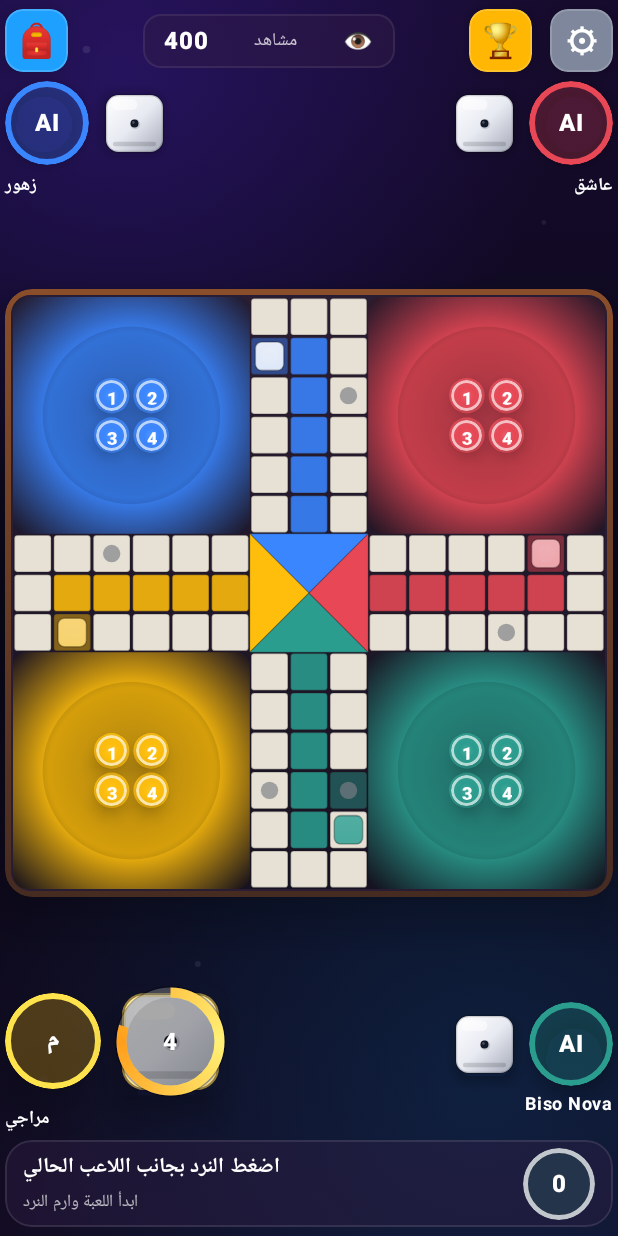
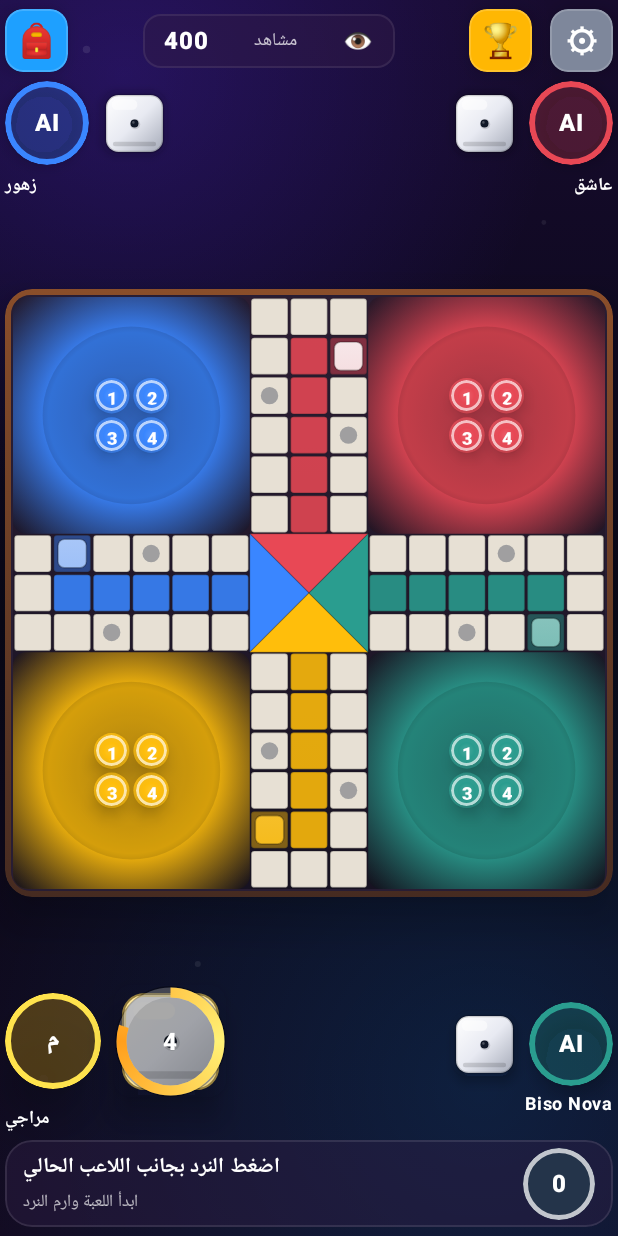
Before and after one commit to hamza2234/New, an Android app built with Jetpack Compose: the screen it shows after launch (MainActivity), after a tap on "ابدأ", on a phone screen of 412 x 824 dp. Run offline under Robolectric (Android 15) with nearby library versions, the phone set to English and light mode, and no system bars; 3 other taps on this screen came first.

```diff
--- a/app/src/main/java/com/example/ludo/LudoGameEngine.kt
+++ b/app/src/main/java/com/example/ludo/LudoGameEngine.kt
@@ -260,6 +260,6 @@ class LudoGameEngine(
         const val MAX_ROLLS_WITHOUT_SIX = 6
         const val MAX_CONSECUTIVE_SIXES = 3
         const val BLOCK_SIZE = 2
-        val SAFE_TRACK_CELLS = setOf(1, 9, 14, 22, 27, 35, 40, 47)
+        val SAFE_TRACK_CELLS = setOf(2, 8, 15, 21, 28, 34, 41, 47)
     }
 }
--- a/app/src/main/java/com/example/ludo/LudoModels.kt
+++ b/app/src/main/java/com/example/ludo/LudoModels.kt
@@ -10,10 +10,10 @@ enum class LudoPlayerColor(
     val startCell: Int,
     val argb: Long,
 ) {
-    Yellow("الأصفر", startCell = 9, argb = 0xFFFFBE0B),
-    Blue("الأزرق", startCell = 22, argb = 0xFF3A86FF),
-    Red("الأحمر", startCell = 35, argb = 0xFFE84855),
-    Green("الأخضر", startCell = 47, argb = 0xFF2A9D8F),
+    Yellow("الأصفر", startCell = 0, argb = 0xFFFFBE0B),
+    Blue("الأزرق", startCell = 13, argb = 0xFF3A86FF),
+    Red("الأحمر", startCell = 26, argb = 0xFFE84855),
+    Green("الأخضر", startCell = 39, argb = 0xFF2A9D8F),
 }
 
 data class LudoPlayer(
--- a/app/src/main/java/com/example/ludo/LudoScreen.kt
+++ b/app/src/main/java/com/example/ludo/LudoScreen.kt
@@ -1460,10 +1460,10 @@ private fun androidx.compose.ui.graphics.drawscope.DrawScope.drawPremiumBoard()
         )
     }
 
-    drawTriangleCenter(cell, LudoPlayerColor.Blue.toColor(), top = true)
-    drawTriangleCenter(cell, LudoPlayerColor.Yellow.toColor(), left = true)
-    drawTriangleCenter(cell, LudoPlayerColor.Green.toColor(), bottom = true)
-    drawTriangleCenter(cell, LudoPlayerColor.Red.toColor(), right = true)
+    drawTriangleCenter(cell, LudoPlayerColor.Red.toColor(), top = true)
+    drawTriangleCenter(cell, LudoPlayerColor.Blue.toColor(), left = true)
+    drawTriangleCenter(cell, LudoPlayerColor.Yellow.toColor(), bottom = true)
+    drawTriangleCenter(cell, LudoPlayerColor.Green.toColor(), right = true)
 }
 
 private fun androidx.compose.ui.graphics.drawscope.DrawScope.drawBoardCell(
@@ -1570,16 +1570,16 @@ private object LudoBoardLayout {
 
     val homeLanes = mapOf(
         LudoPlayerColor.Blue to listOf(
+            GridCell(1, 7), GridCell(2, 7), GridCell(3, 7), GridCell(4, 7), GridCell(5, 7), GridCell(6, 7),
+        ),
+        LudoPlayerColor.Red to listOf(
             GridCell(7, 1), GridCell(7, 2), GridCell(7, 3), GridCell(7, 4), GridCell(7, 5), GridCell(7, 6),
         ),
-        LudoPlayerColor.Red to listOf(
+        LudoPlayerColor.Green to listOf(
             GridCell(13, 7), GridCell(12, 7), GridCell(11, 7), GridCell(10, 7), GridCell(9, 7), GridCell(8, 7),
         ),
-        LudoPlayerColor.Green to listOf(
+        LudoPlayerColor.Yellow to listOf(
             GridCell(7, 13), GridCell(7, 12), GridCell(7, 11), GridCell(7, 10), GridCell(7, 9), GridCell(7, 8),
-        ),
-        LudoPlayerColor.Yellow to listOf(
-            GridCell(1, 7), GridCell(2, 7), GridCell(3, 7), GridCell(4, 7), GridCell(5, 7), GridCell(6, 7),
         ),
     )
 
@@ -1598,13 +1598,13 @@ private object LudoBoardLayout {
     )
 
     val doorPoints = mapOf(
-        LudoPlayerColor.Blue to BoardPoint(6.5f, 1.5f),
-        LudoPlayerColor.Red to BoardPoint(13.5f, 6.5f),
-        LudoPlayerColor.Green to BoardPoint(8.5f, 13.5f),
-        LudoPlayerColor.Yellow to BoardPoint(1.5f, 8.5f),
+        LudoPlayerColor.Yellow to BoardPoint(6.5f, 13.5f),
+        LudoPlayerColor.Blue to BoardPoint(1.5f, 6.5f),
+        LudoPlayerColor.Red to BoardPoint(8.5f, 1.5f),
+        LudoPlayerColor.Green to BoardPoint(13.5f, 8.5f),
     )
 
-    val starCells = setOf(1, 9, 14, 22, 27, 35, 40, 47)
+    val starCells = setOf(2, 8, 15, 21, 28, 34, 41, 47)
 
     fun doorPoint(color: LudoPlayerColor): BoardPoint =
         doorPoints.getValue(color)
```
Also changed, not shown: 2 other files.
